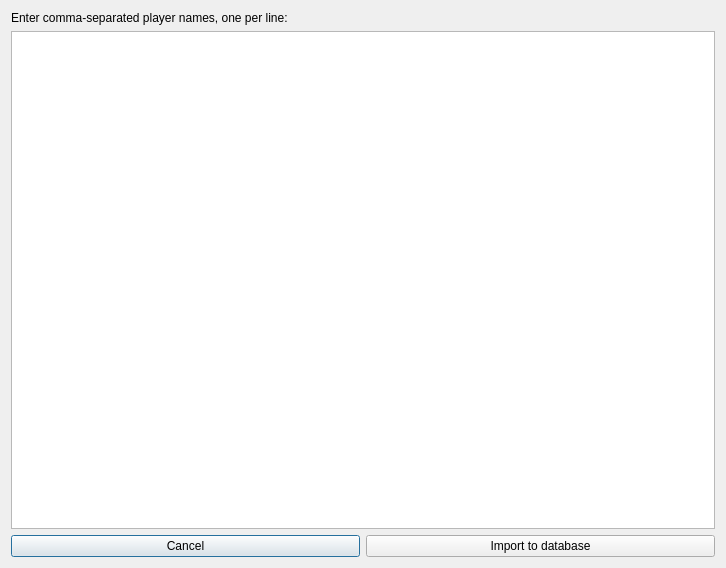
Before: the Qt Designer form ui/DlgBulkImportToExtDb.ui in probonopd/QTournament, drawn with Qt 5.
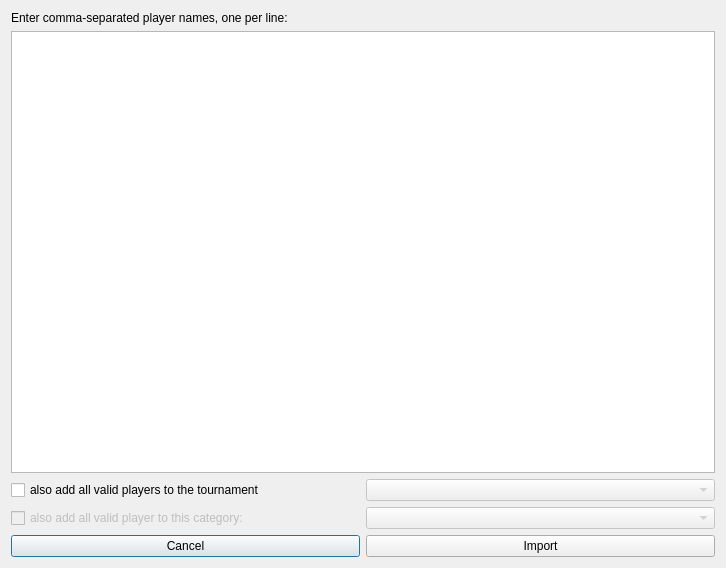
After: the same form once the commit is applied.

Commit message: Massively improved the CSV-importer to import names into the tournament as well.

Diff of the .ui file:
```diff
--- a/ui/DlgBulkImportToExtDb.ui
+++ b/ui/DlgBulkImportToExtDb.ui
@@ -26,6 +26,45 @@
      <item>
       <widget class="QPlainTextEdit" name="textEdit"/>
      </item>
+     <item>
+      <layout class="QHBoxLayout" name="horizontalLayout_2">
+       <item>
+        <widget class="QCheckBox" name="cbAddToTournament">
+         <property name="text">
+          <string>also add all valid players to the tournament</string>
+         </property>
+        </widget>
+       </item>
+       <item>
+        <widget class="QComboBox" name="cbTeam">
+         <property name="enabled">
+          <bool>false</bool>
+         </property>
+        </widget>
+       </item>
+      </layout>
+     </item>
+     <item>
+      <layout class="QHBoxLayout" name="horizontalLayout_3">
+       <item>
+        <widget class="QCheckBox" name="cbAddToCat">
+         <property name="enabled">
+          <bool>false</bool>
+         </property>
+         <property name="text">
+          <string>also add all valid player to this category:</string>
+         </property>
+        </widget>
+       </item>
+       <item>
+        <widget class="QComboBox" name="cbCat">
+         <property name="enabled">
+          <bool>false</bool>
+         </property>
+        </widget>
+       </item>
+      </layout>
+     </item>
      <item>
       <layout class="QHBoxLayout" name="horizontalLayout">
        <item>
@@ -38,7 +77,7 @@
        <item>
         <widget class="QPushButton" name="btnImport">
          <property name="text">
-          <string>Import to database</string>
+          <string>Import</string>
          </property>
         </widget>
        </item>
```
Left out of the diff: 70 changed lines with no effect on the pictures. The commit also changes 10 other files.
